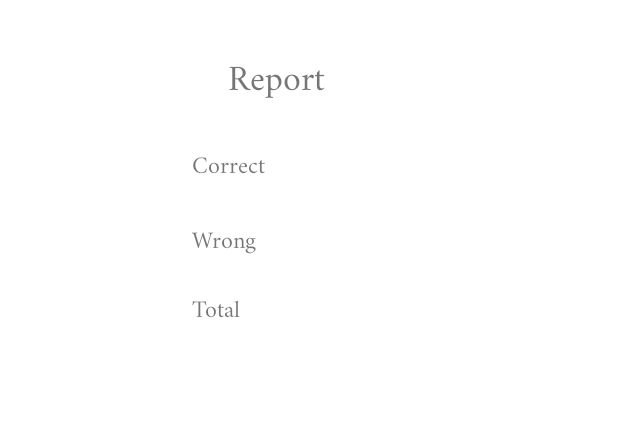
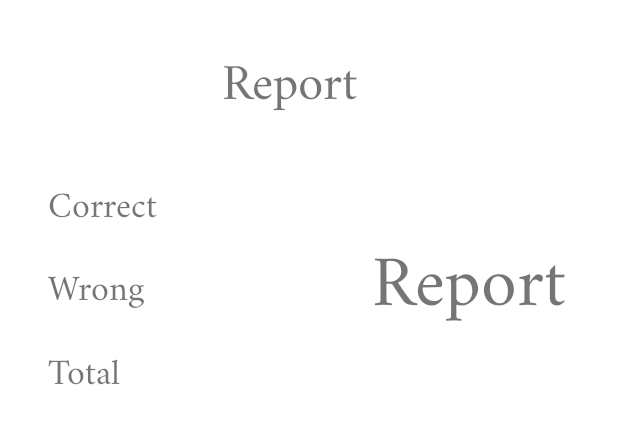
Before and after one commit to AazamJutt/Mobile-Computing, an Android app: the layout activity_report.xml on its own in the app's theme, with its tools: preview values and no code run, on a phone screen of 412 x 824 dp. Shown: the top 424 px of the screen. Run offline under Robolectric (Android 15) with nearby library versions, the phone set to English and light mode, and no system bars.

Commit message:
Added Q/A Reports in ScrollView

```diff
--- a/app/src/main/java/com/example/makharijulhuruf/TestActivity.java
+++ b/app/src/main/java/com/example/makharijulhuruf/TestActivity.java
@@ -167,13 +167,13 @@ public class TestActivity extends AppCompatActivity implements View.OnClickListe
             default:
                 if(((Button)v).getText().equals(correctAns)){
                     v.setBackgroundColor(Color.rgb(74, 194, 45));
-                    report.addRecord(harf.getText().toString(),correctAns,true);
+                    report.addRecord(harf.getText().toString(),correctAns,((Button) v).getText().toString(),true);
                     disableOptions();
                 }
                 else {
                     v.setBackgroundColor(Color.rgb(191, 48, 29));
                     viewCorrectOption();
-                    report.addRecord(harf.getText().toString(),correctAns,false);
+                    report.addRecord(harf.getText().toString(),correctAns,((Button) v).getText().toString(),false);
                     disableOptions();
                 }
                 new Handler().postDelayed(new Runnable() {
--- a/app/src/main/res/layout/activity_report.xml
+++ b/app/src/main/res/layout/activity_report.xml
@@ -10,58 +10,71 @@
         android:id="@+id/textView"
         android:layout_width="wrap_content"
         android:layout_height="wrap_content"
-        android:layout_marginStart="152dp"
-        android:layout_marginTop="16dp"
+        android:layout_marginStart="148dp"
+        android:layout_marginTop="4dp"
         android:text="Report"
-        android:textSize="24sp"
+        android:textSize="34sp"
+        app:layout_constraintStart_toStartOf="parent"
+        app:layout_constraintTop_toTopOf="parent" />
+
+    <TextView
+        android:id="@+id/percentage"
+        android:layout_width="wrap_content"
+        android:layout_height="wrap_content"
+        android:layout_marginStart="248dp"
+        android:layout_marginTop="116dp"
+        android:text="Report"
+        android:textSize="48sp"
         app:layout_constraintStart_toStartOf="parent"
         app:layout_constraintTop_toTopOf="parent" />
 
     <TextView
         android:id="@+id/correctTxt"
-        android:layout_width="113dp"
-        android:layout_height="42dp"
-        android:layout_marginStart="128dp"
+        android:layout_width="120dp"
+        android:layout_height="51dp"
+        android:layout_marginStart="32dp"
         android:layout_marginTop="4dp"
         android:text="Correct"
-        android:textSize="16sp"
+        android:textSize="24sp"
         app:layout_constraintStart_toStartOf="parent"
         app:layout_constraintTop_toBottomOf="@+id/textView" />
 
     <TextView
+        android:id="@+id/totalTxt"
+        android:layout_width="116dp"
+        android:layout_height="57dp"
+        android:layout_marginStart="32dp"
+        android:layout_marginTop="4dp"
+        android:text="Total"
+        android:textSize="24sp"
+        app:layout_constraintStart_toStartOf="parent"
+        app:layout_constraintTop_toBottomOf="@+id/wrongText" />
+
+    <TextView
         android:id="@+id/wrongText"
-        android:layout_width="111dp"
-        android:layout_height="42dp"
-        android:layout_marginStart="128dp"
-        android:layout_marginTop="8dp"
+        android:layout_width="118dp"
+        android:layout_height="52dp"
+        android:layout_marginStart="32dp"
+        android:layout_marginTop="4dp"
         android:text="Wrong"
-        android:textSize="16sp"
+        android:textSize="24sp"
         app:layout_constraintStart_toStartOf="parent"
         app:layout_constraintTop_toBottomOf="@+id/correctTxt" />
 
-    <TextView
-        android:id="@+id/totalTxt"
-        android:layout_width="110dp"
-        android:layout_height="43dp"
-        android:layout_marginStart="128dp"
-        android:layout_marginTop="4dp"
-        android:text="Total"
-        android:textSize="16sp"
-        app:layout_constraintStart_toStartOf="parent"
-        app:layout_constraintTop_toBottomOf="@+id/wrongText" />
-
     <ScrollView
         android:id="@+id/scroller"
-        android:layout_width="388dp"
-        android:layout_height="492dp"
+        android:layout_width="372dp"
+        android:layout_height="494dp"
         app:layout_constraintEnd_toEndOf="parent"
+        app:layout_constraintHorizontal_bias="0.462"
         app:layout_constraintStart_toStartOf="parent"
         app:layout_constraintTop_toBottomOf="@+id/totalTxt">
 
         <LinearLayout
             android:id="@+id/view"
-            android:layout_width="match_parent"
+            android:layout_width="wrap_content"
             android:layout_height="wrap_content"
+            android:dividerPadding="20dp"
             android:orientation="vertical" />
     </ScrollView>
 
```
Also changed, not shown: app/src/main/java/com/example/makharijulhuruf/Report.java (+18 -1 lines), app/src/main/java/com/example/makharijulhuruf/ReportActivity.java (+31 -4 lines), app/src/main/res/layout/divider.xml (added, +19 -0 lines), app/src/main/res/layout/report_question.xml (+26 -8 lines).
